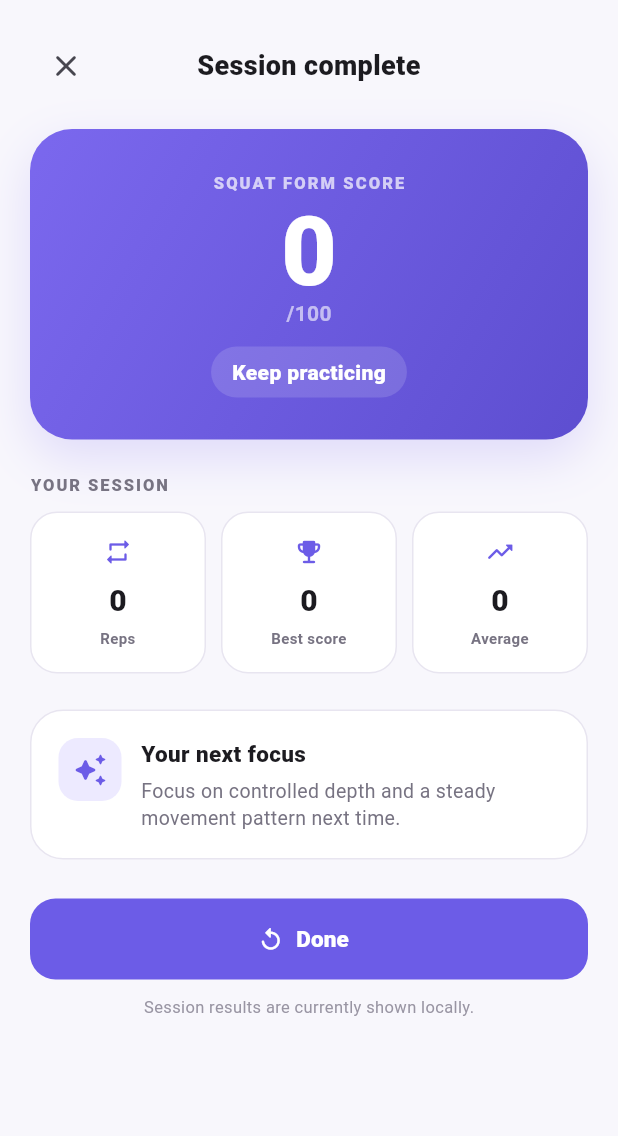
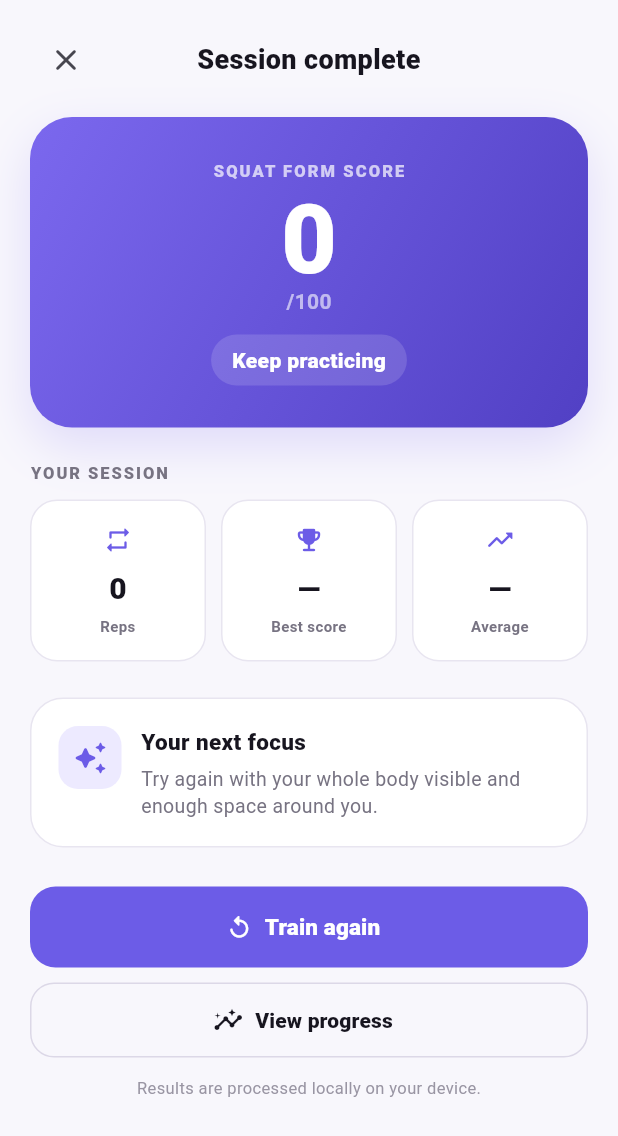
Before and after one commit to abdullahalhossain-bd/pose-app, a Flutter app: the SessionCompletePage screen opened directly with empty values, on a phone screen of 412 x 824 dp. Shown: the top 1136 px of the screen. Run offline on Flutter 3.47's test engine with Material 3 defaults, Android fonts, the phone set to English and light mode, and no system bars; our stand-ins replace camera; missing offline and left inert: flutter_pose_detection; Roboto replaces fonts that are missing (sans).

Commit message:
feat: polish session complete experience

```diff
--- a/lib/features/pose_check/session_complete_page.dart
+++ b/lib/features/pose_check/session_complete_page.dart
@@ -1,4 +1,8 @@
 import 'package:flutter/material.dart';
+
+const _purple = Color(0xFF6C5CE7);
+const _ink = Color(0xFF17151F);
+const _muted = Color(0xFF777382);
 
 class SessionCompletePage extends StatelessWidget {
   final int reps;
@@ -11,28 +15,29 @@ class SessionCompletePage extends StatelessWidget {
 
   @override
   Widget build(BuildContext context) {
+    final hasReps = reps > 0;
     return Scaffold(
       backgroundColor: const Color(0xFFF8F7FC),
       body: SafeArea(
         child: SingleChildScrollView(
-          padding: const EdgeInsets.fromLTRB(20, 20, 20, 28),
+          padding: const EdgeInsets.fromLTRB(20, 16, 20, 28),
           child: Column(crossAxisAlignment: CrossAxisAlignment.start, children: [
             Row(children: [
-              IconButton(onPressed: () => Navigator.pop(context), icon: const Icon(Icons.close_rounded)),
-              const Expanded(child: Text('Session complete', textAlign: TextAlign.center, style: TextStyle(fontSize: 18, fontWeight: FontWeight.w800))),
+              Semantics(label: 'Close session summary', button: true, child: IconButton(onPressed: () => Navigator.pop(context), tooltip: 'Close', icon: const Icon(Icons.close_rounded))),
+              const Expanded(child: Text('Session complete', textAlign: TextAlign.center, style: TextStyle(fontSize: 18, fontWeight: FontWeight.w900, color: _ink))),
               const SizedBox(width: 48),
             ]),
-            const SizedBox(height: 18),
+            const SizedBox(height: 14),
             Container(
               width: double.infinity,
-              padding: const EdgeInsets.symmetric(vertical: 28),
+              padding: const EdgeInsets.symmetric(vertical: 28, horizontal: 20),
               decoration: BoxDecoration(
-                gradient: const LinearGradient(begin: Alignment.topLeft, end: Alignment.bottomRight, colors: [Color(0xFF7B68EE), Color(0xFF5D4ED0)]),
+                gradient: const LinearGradient(begin: Alignment.topLeft, end: Alignment.bottomRight, colors: [Color(0xFF7B68EE), Color(0xFF5140C4)]),
                 borderRadius: BorderRadius.circular(28),
                 boxShadow: const [BoxShadow(color: Color(0x337B68EE), blurRadius: 28, offset: Offset(0, 12))],
               ),
               child: Column(children: [
-                const Text('SQUAT FORM SCORE', style: TextStyle(color: Colors.white70, fontSize: 11, fontWeight: FontWeight.w800, letterSpacing: 1.4)),
+                const Text('SQUAT FORM SCORE', style: TextStyle(color: Colors.white70, fontSize: 11, fontWeight: FontWeight.w900, letterSpacing: 1.4)),
                 const SizedBox(height: 8),
                 Text('$score', style: const TextStyle(color: Colors.white, fontSize: 64, height: .95, fontWeight: FontWeight.w900)),
                 const Text('/100', style: TextStyle(color: Colors.white60, fontSize: 14, fontWeight: FontWeight.w700)),
@@ -41,34 +46,41 @@ class SessionCompletePage extends StatelessWidget {
               ]),
             ),
             const SizedBox(height: 22),
-            const Text('YOUR SESSION', style: TextStyle(fontSize: 11, fontWeight: FontWeight.w900, letterSpacing: 1.3, color: Color(0xFF777382))),
+            const Text('YOUR SESSION', style: TextStyle(fontSize: 11, fontWeight: FontWeight.w900, letterSpacing: 1.3, color: _muted)),
             const SizedBox(height: 10),
             Row(children: [
               Expanded(child: _StatCard(icon: Icons.repeat_rounded, value: '$reps', label: 'Reps')),
               const SizedBox(width: 10),
-              Expanded(child: _StatCard(icon: Icons.emoji_events_rounded, value: '$bestScore', label: 'Best score')),
+              Expanded(child: _StatCard(icon: Icons.emoji_events_rounded, value: hasReps ? '$bestScore' : '—', label: 'Best score')),
               const SizedBox(width: 10),
-              Expanded(child: _StatCard(icon: Icons.trending_up_rounded, value: '$score', label: 'Average')),
+              Expanded(child: _StatCard(icon: Icons.trending_up_rounded, value: hasReps ? '$score' : '—', label: 'Average')),
             ]),
             const SizedBox(height: 24),
-            Container(
-              width: double.infinity,
-              padding: const EdgeInsets.all(18),
-              decoration: BoxDecoration(color: Colors.white, borderRadius: BorderRadius.circular(22), border: Border.all(color: const Color(0xFFE8E5F0))),
-              child: Row(crossAxisAlignment: CrossAxisAlignment.start, children: [
-                Container(width: 42, height: 42, decoration: BoxDecoration(color: const Color(0xFFEDEAFF), borderRadius: BorderRadius.circular(13)), child: const Icon(Icons.auto_awesome_rounded, color: Color(0xFF6C5CE7))),
-                const SizedBox(width: 13),
-                Expanded(child: Column(crossAxisAlignment: CrossAxisAlignment.start, children: [
-                  const Text('Your next focus', style: TextStyle(fontSize: 15, fontWeight: FontWeight.w800)),
-                  const SizedBox(height: 5),
-                  Text(score >= 75 ? 'Keep your depth and movement consistent across every rep.' : 'Focus on controlled depth and a steady movement pattern next time.', style: const TextStyle(color: Color(0xFF777382), fontSize: 13, height: 1.4)),
-                ])),
-              ]),
-            ),
+            Container(width: double.infinity, padding: const EdgeInsets.all(18), decoration: BoxDecoration(color: Colors.white, borderRadius: BorderRadius.circular(22), border: Border.all(color: const Color(0xFFE8E5F0))), child: Row(crossAxisAlignment: CrossAxisAlignment.start, children: [
+              Container(width: 42, height: 42, decoration: BoxDecoration(color: const Color(0xFFEDEAFF), borderRadius: BorderRadius.circular(13)), child: const Icon(Icons.auto_awesome_rounded, color: _purple)),
+              const SizedBox(width: 13),
+              Expanded(child: Column(crossAxisAlignment: CrossAxisAlignment.start, children: [
+                const Text('Your next focus', style: TextStyle(fontSize: 15, fontWeight: FontWeight.w800, color: _ink)),
+                const SizedBox(height: 5),
+                Text(hasReps ? (score >= 75 ? 'Keep your depth and movement consistent across every rep.' : 'Focus on controlled depth and a steady movement pattern next time.') : 'Try again with your whole body visible and enough space around you.', style: const TextStyle(color: _muted, fontSize: 13, height: 1.4)),
+              ])),
+            ])),
             const SizedBox(height: 26),
-            SizedBox(width: double.infinity, height: 54, child: FilledButton.icon(onPressed: () => Navigator.pop(context), icon: const Icon(Icons.replay_rounded), label: const Text('Done', style: TextStyle(fontWeight: FontWeight.w800, fontSize: 15)), style: FilledButton.styleFrom(backgroundColor: const Color(0xFF6C5CE7), shape: RoundedRectangleBorder(borderRadius: BorderRadius.circular(17))))),
+            SizedBox(width: double.infinity, height: 54, child: FilledButton.icon(
+              onPressed: () => Navigator.pop(context),
+              icon: const Icon(Icons.replay_rounded),
+              label: const Text('Train again', style: TextStyle(fontWeight: FontWeight.w900, fontSize: 15)),
+              style: FilledButton.styleFrom(backgroundColor: _purple, foregroundColor: Colors.white, shape: RoundedRectangleBorder(borderRadius: BorderRadius.circular(17))),
+            )),
             const SizedBox(height: 10),
-            const Center(child: Text('Session results are currently shown locally.', style: TextStyle(color: Color(0xFF9995A3), fontSize: 11))),
+            SizedBox(width: double.infinity, height: 50, child: OutlinedButton.icon(
+              onPressed: () => Navigator.of(context).pop(),
+              icon: const Icon(Icons.insights_rounded, size: 20),
+              label: const Text('View progress', style: TextStyle(fontWeight: FontWeight.w800)),
+              style: OutlinedButton.styleFrom(foregroundColor: _ink, side: const BorderSide(color: Color(0xFFDCD8E7)), shape: RoundedRectangleBorder(borderRadius: BorderRadius.circular(16))),
+            )),
+            const SizedBox(height: 12),
+            const Center(child: Text('Results are processed locally on your device.', style: TextStyle(color: Color(0xFF9995A3), fontSize: 11))),
           ]),
         ),
       ),
@@ -81,11 +93,6 @@ class _StatCard extends StatelessWidget {
   final String value;
   final String label;
   const _StatCard({required this.icon, required this.value, required this.label});
-
   @override
-  Widget build(BuildContext context) => Container(
-    padding: const EdgeInsets.symmetric(vertical: 16, horizontal: 8),
-    decoration: BoxDecoration(color: Colors.white, borderRadius: BorderRadius.circular(18), border: Border.all(color: const Color(0xFFE8E5F0))),
-    child: Column(children: [Icon(icon, color: const Color(0xFF6C5CE7), size: 20), const SizedBox(height: 8), Text(value, style: const TextStyle(fontSize: 20, fontWeight: FontWeight.w900)), const SizedBox(height: 3), Text(label, textAlign: TextAlign.center, style: const TextStyle(color: Color(0xFF777382), fontSize: 10, fontWeight: FontWeight.w700))]),
-  );
+  Widget build(BuildContext context) => Container(padding: const EdgeInsets.symmetric(vertical: 16, horizontal: 6), decoration: BoxDecoration(color: Colors.white, borderRadius: BorderRadius.circular(18), border: Border.all(color: const Color(0xFFE8E5F0))), child: Column(children: [Icon(icon, color: _purple, size: 20), const SizedBox(height: 8), Text(value, style: const TextStyle(fontSize: 20, fontWeight: FontWeight.w900, color: _ink)), const SizedBox(height: 3), Text(label, textAlign: TextAlign.center, style: const TextStyle(color: _muted, fontSize: 10, fontWeight: FontWeight.w700))]));
 }
```
